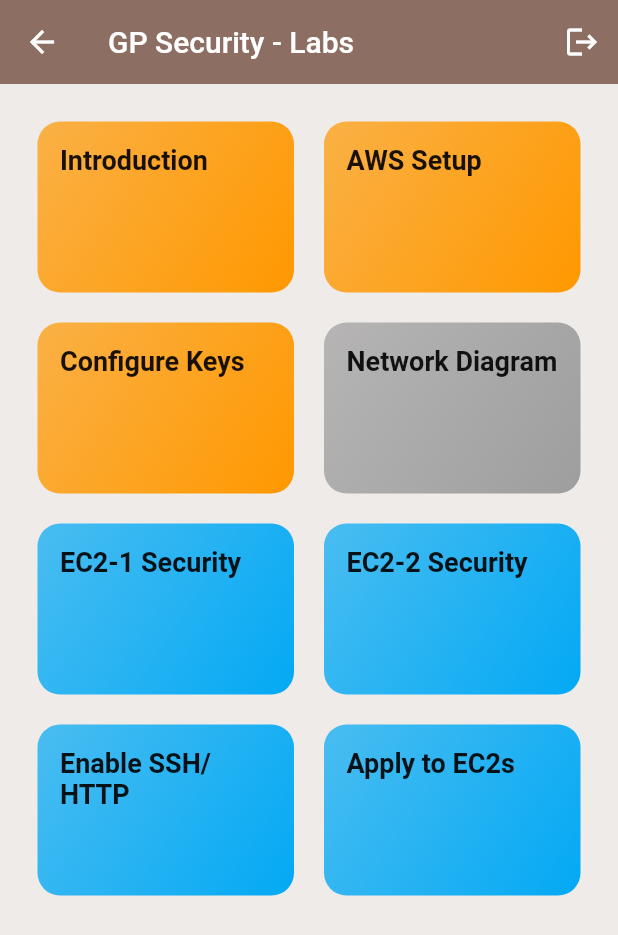
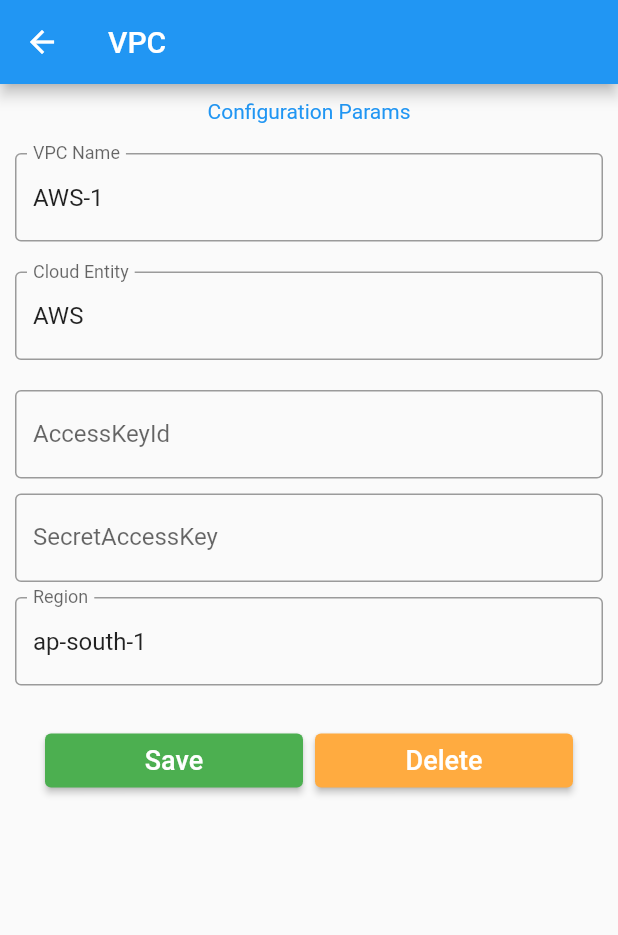
Before and after one commit to aseemsethi/gp_ent, a Flutter app: the Labs screen opened by its route, after a tap on "Configure Keys", on a phone screen of 412 x 824 dp. Shown: the top 935 px of the screen. Run offline on Flutter 3.47's test engine with Material 2 defaults, Android fonts, the phone set to English and light mode, and no system bars; our stand-ins replace cloud_firestore, firebase_auth, firebase_core, flutter_spinkit, sqflite; accounts and stored records are empty.

Commit message:
added sqldb and aws cfg screen

```diff
--- a/lib/data/labsData.dart
+++ b/lib/data/labsData.dart
@@ -13,7 +13,7 @@
     color: Colors.orange,
   ),
   LabsModel(
-    id: 'Configure Keys',
+    id: 'cfgkeys',
     title: 'Configure Keys',
     color: Colors.orange,
   ),
--- /dev/null
+++ b/lib/labs/addVpc.dart
@@ -0,0 +1,229 @@
+import 'dart:io' show Platform;
+import 'dart:async';
+import 'package:flutter/material.dart';
+import '../models/vpcModel.dart';
+//import 'package:flutter_local_notifications/flutter_local_notifications.dart';
+//import 'package:provider/provider.dart';
+import '../shared/dbHelper.dart';
+
+class CfgKeys extends StatefulWidget {
+  @override
+  State<StatefulWidget> createState() {
+    return _CfgKeysState();
+  }
+}
+
+class _CfgKeysState extends State<CfgKeys> {
+  TextEditingController vpcName = TextEditingController(text: 'AWS-1');
+  TextEditingController cloudName = TextEditingController(text: 'AWS');
+  TextEditingController accessKeyId = TextEditingController(text: ''); //DRA
+  TextEditingController secretAccessKey = TextEditingController(text: ''); //DRA
+
+  TextEditingController region = TextEditingController(text: 'ap-south-1');
+
+  //late AppState currentAppState;
+  DatabaseHelper? dbHelper;
+
+  @override
+  Widget build(BuildContext context) {
+    //currentAppState = context.watch<AppState>();
+    //dbHelper = context.watch<DatabaseHelper>();
+    // final arguments = (ModalRoute.of(context)?.settings.arguments ??
+    //     <String, dynamic>{}) as Map;
+    // print(arguments['vpcName']);
+
+    // if (arguments['vpcName'] != "new") {
+    //   _fetchVpc(arguments['vpcName']);
+    // }
+
+    return Scaffold(
+      appBar: AppBar(
+        title: Text("VPC"),
+      ),
+      body: ListView(
+        children: <Widget>[
+          Container(
+              alignment: Alignment.center,
+              padding: const EdgeInsets.all(10),
+              child: const Text(
+                'Configuration Params',
+                style: TextStyle(
+                    color: Colors.blue,
+                    //fontWeight: FontWeight.w500,
+                    fontSize: 14),
+              )),
+          Container(
+            padding: const EdgeInsets.all(10),
+            child: TextField(
+              controller: vpcName,
+              decoration: const InputDecoration(
+                border: OutlineInputBorder(),
+                labelText: 'VPC Name',
+              ),
+            ),
+          ),
+          Container(
+            padding: const EdgeInsets.fromLTRB(10, 10, 10, 10),
+            child: TextField(
+              obscureText: false,
+              controller: cloudName,
+              decoration: const InputDecoration(
+                border: OutlineInputBorder(),
+                labelText: 'Cloud Entity',
+              ),
+            ),
+          ),
+          Container(
+            padding: const EdgeInsets.fromLTRB(10, 10, 10, 0),
+            child: TextField(
+              controller: accessKeyId,
+              toolbarOptions: ToolbarOptions(
+                paste: true,
+                cut: true,
+                copy: true,
+                selectAll: true,
+              ),
+              readOnly: false,
+              focusNode: FocusNode(),
+              cursorColor: Colors.blue,
+              style: TextStyle(color: Colors.black),
+              keyboardType: TextInputType.text,
+              autocorrect: false,
+              autofocus: false,
+              enableInteractiveSelection: true,
+              decoration: const InputDecoration(
+                border: OutlineInputBorder(),
+                labelText: 'AccessKeyId',
+              ),
+            ),
+          ),
+          Container(
+            padding: const EdgeInsets.fromLTRB(10, 10, 10, 0),
+            child: TextField(
+              obscureText: true,
+              controller: secretAccessKey,
+              decoration: const InputDecoration(
+                border: OutlineInputBorder(),
+                labelText: 'SecretAccessKey',
+              ),
+            ),
+          ),
+          Container(
+            padding: const EdgeInsets.fromLTRB(10, 10, 10, 0),
+            child: TextField(
+              controller: region,
+              decoration: const InputDecoration(
+                border: OutlineInputBorder(),
+                labelText: 'Region',
+              ),
+            ),
+          ),
+          Container(
+              height: 100,
+              padding: const EdgeInsets.fromLTRB(30, 0, 30, 0),
+              child: Row(
+                  mainAxisAlignment: MainAxisAlignment.spaceAround,
+                  children: <Widget>[
+                    Expanded(
+                        child: ElevatedButton(
+                            onPressed: () {
+                              _update();
+                              //currentAppState.setReceivedText("modified");
+                              FocusManager.instance.primaryFocus?.unfocus();
+                              final snackBar = SnackBar(
+                                content: const Text('Network Saved'),
+                              );
+                              ScaffoldMessenger.of(context)
+                                  .showSnackBar(snackBar);
+                            },
+                            style: ElevatedButton.styleFrom(
+                              backgroundColor: Colors.green, // Background color
+                            ),
+                            child: Text(
+                              "Save",
+                              style:
+                                  TextStyle(color: Colors.white, fontSize: 18),
+                            ))),
+                    //const Spacer(flex: 1),
+                    SizedBox(width: 8),
+                    Expanded(
+                        child: ElevatedButton(
+                      onPressed: () {
+                        _fetchDBAll();
+                        final snackBar = SnackBar(
+                          content: const Text('Network Deleted'),
+                        );
+                        ScaffoldMessenger.of(context).showSnackBar(snackBar);
+                      },
+                      style: ElevatedButton.styleFrom(
+                        backgroundColor: Colors.orangeAccent,
+                      ),
+                      child: Text(
+                        "Delete",
+                        style: TextStyle(
+                            color: Colors.white,
+                            fontWeight: FontWeight.w500,
+                            fontSize: 18),
+                      ),
+                    )),
+                  ])),
+        ],
+      ),
+    );
+  }
+
+  //The _update is what we will use since it update an existing DB row.
+  void _update() async {
+    final dbHelper = DatabaseHelper.instance;
+    int id = 0;
+    final row = DBModel(
+        vpcName: vpcName.text,
+        cloudName: cloudName.text,
+        accessKeyId: accessKeyId.text,
+        secretAccessKey: secretAccessKey.text,
+        region: region.text);
+    id = await dbHelper.updateVpc(row);
+    final allRows = await dbHelper.queryAllRows();
+    allRows.forEach(print);
+  }
+
+  void _fetchDB() async {
+    final dbHelper = DatabaseHelper.instance;
+    final allRows = await dbHelper.queryAllRows();
+    allRows.forEach(print);
+  }
+
+  void _fetchDBAll() async {
+    print("_fetchDBAll");
+    final dbH = DatabaseHelper.instance;
+    var rows = await dbH.fetchDB();
+    print(
+      '''Access Key: ${rows[0].accessKeyId.toString()},
+      Secret: ${rows[0].secretAccessKey.toString()}''',
+    );
+  }
+
+  // void _fetchVpc(String name) async {
+  //   final dbHelper = DatabaseHelper.instance;
+  //   DBModel dbM = await dbHelper.getVpc(name);
+  //   vpcName.text = dbM.vpcName.toString();
+  //   cloudName.text = dbM.cloudName.toString();
+  //   accessKeyId.text = dbM.accessKeyId.toString();
+  //   secretAccessKey.text = dbM.secretAccessKey.toString();
+  //   region.text = dbM.region.toString();
+  // }
+
+  // void _insert() async {
+  //   final dbHelper = DatabaseHelper.instance;
+  //   int id = 0;
+  //   Map<String, dynamic> row = {'vpcName': 'GCP-1', "cloudName": 'GCP'};
+  //   id = await dbHelper.insertVpc(row);
+  //   if (id == 99) {
+  //     print('DB: insertion failure - primary key error');
+  //   } else {
+  //     print('DB: inserted row id: $id');
+  //   }
+  //   final allRows = await dbHelper.queryAllRows();
+  //   allRows.forEach(print);
+  // }
+}
--- a/lib/main.dart
+++ b/lib/main.dart
@@ -1,5 +1,6 @@
 import 'package:firebase_auth/firebase_auth.dart';
 import 'package:flutter/material.dart';
+import 'package:gp_ent/labs/addVpc.dart';
 import 'package:gp_ent/screens/wrapper_auth.dart';
 import 'package:gp_ent/screens/wrapper_home.dart';
 import './screens/qChapters.dart';
@@ -44,6 +45,7 @@
           '/labs': (ctx) => Labs(),
           '/network': (ctx) => Network(),
           '/intro': (ctx) => Intro(),
+          '/cfgkeys': (ctx) => CfgKeys(),
         },
       ),
     );
--- /dev/null
+++ b/lib/models/vpcModel.dart
@@ -0,0 +1,28 @@
+class DBModel {
+  //final int id;
+  final String vpcName;
+  final String cloudName;
+  final String accessKeyId;
+  final String secretAccessKey;
+  final String region;
+
+  DBModel(
+      {
+      //required this.id,
+      required this.vpcName,
+      required this.cloudName,
+      required this.accessKeyId,
+      required this.secretAccessKey,
+      required this.region});
+
+  Map<String, dynamic> toMap() {
+    return <String, dynamic>{
+      //"id": id,
+      "vpcName": vpcName,
+      "cloudName": cloudName,
+      "accessKeyId": accessKeyId,
+      "secretAccessKey": secretAccessKey,
+      "region": region,
+    };
+  }
+}
--- /dev/null
+++ b/lib/shared/dbHelper.dart
@@ -0,0 +1,152 @@
+import 'dart:io';
+
+import 'package:flutter/cupertino.dart';
+import 'package:path/path.dart';
+import 'package:sqflite/sqflite.dart';
+import 'package:path_provider/path_provider.dart';
+import '../models/vpcModel.dart';
+
+class DatabaseHelper {
+  // with ChangeNotifier {
+  static final _databaseName = "gpsecurity.db";
+  static final _databaseVersion = 1;
+  static final table = 'gptable';
+
+  String? path;
+  // make this a singleton class
+  DatabaseHelper._privateConstructor();
+  static final DatabaseHelper instance = DatabaseHelper._privateConstructor();
+
+  // only have a single app-wide reference to the database
+  static Database? _database = null;
+  Future<Database?> get database async {
+    if (_database != null) return _database;
+    // lazily instantiate the db the first time it is accessed
+    _database = await _initDatabase();
+    return _database;
+  }
+
+  // this opens the database (and creates it if it doesn't exist)
+  /*
+   On IOS: initDatabase: path to DB:/Users/aseemsethi/Library/Developer/
+   CoreSimulator/Devices/A19D7E26-FDF7-4017-9A0B-EB67356D2705/data/Containers/
+   Data/Application/F6284ACA-71F6-41B7-BD41-8A146C4AE805/Documents/gpsecurity.db
+
+   On Android: DB initDatabase: path to DB:/data/user/0/com.aseem.gp_ent/
+   app_flutter/gpsecurity.db
+   */
+  _initDatabase() async {
+    Directory documentsDirectory = await getApplicationDocumentsDirectory();
+    path = join(documentsDirectory.path, _databaseName);
+    print('DB initDatabase: path to DB:$path');
+    return await openDatabase(
+      path!,
+      version: _databaseVersion,
+      onCreate: _onCreate,
+      readOnly: false,
+    );
+  }
+
+  // SQL code to create the database table
+  //  DB initDatabase: path to DB:/data/user/0/com.example.my_app/app_flutter/seccomply.db
+  Future _onCreate(Database db, int version) async {
+    print('DB: onCreate called.....');
+    await db.execute('''
+          CREATE TABLE $table (
+            vpcName TEXT PRIMARY KEY,
+            cloudName TEXT,
+            accessKeyId TEXT,
+            secretAccessKey TEXT,
+            region TEXT
+          )
+          ''');
+  }
+
+  clean() async {
+    print('DB: dbhelper: removed DB');
+    await deleteDatabase(path!);
+  }
+
+  Future<int> insertVpc(Map<String, dynamic> row) async {
+    Database? db = await instance.database;
+    int ret = 0;
+    try {
+      ret = await db!.insert(table, row);
+    } on DatabaseException catch (e) {
+      print("DB: Exception $e");
+      if (e.toString().contains('1555')) {
+        print("DB: Primary key error");
+        return 99;
+      }
+    }
+    return ret;
+  }
+
+  // UPDATE - SET city = 'Toronto', state = 'ON' WHERE employeeid = 4;
+  Future<int> updateVpc(DBModel item) async {
+    int ret = 0;
+    Database? db = await instance.database;
+    return db!.insert(
+      table,
+      item.toMap(),
+      conflictAlgorithm: ConflictAlgorithm.replace,
+    );
+  }
+
+  Future<List<DBModel>> fetchDB() async {
+    //returns the DB as a list (array)
+    Database? db = await instance.database;
+    final maps = await db!
+        .query(table); //query all the rows in a table as an array of maps
+
+    return List.generate(maps.length, (i) {
+      return DBModel(
+        vpcName: maps[i]['vpcName'].toString(),
+        cloudName: maps[i]['cloudName'].toString(),
+        accessKeyId: maps[i]['accessKeyId'].toString(),
+        secretAccessKey: maps[i]['secretAccessKey'].toString(),
+        region: maps[i]['region'].toString(),
+      );
+    });
+  }
+
+  Future<DBModel> getVpc(String name) async {
+    //returns the DB as a list (array)
+    Database? db = await instance.database;
+    final maps = await db!
+        .query(table); //query all the rows in a table as an array of maps
+
+    for (var i = 0; i < maps.length; i++) {
+      if (maps[i]['vpcName'].toString().contains(name)) {
+        return DBModel(
+          vpcName: maps[i]['vpcName'].toString(),
+          cloudName: maps[i]['cloudName'].toString(),
+          accessKeyId: maps[i]['accessKeyId'].toString(),
+          secretAccessKey: maps[i]['secretAccessKey'].toString(),
+          region: maps[i]['region'].toString(),
+        );
+      }
+    }
+    return DBModel(
+        vpcName: "",
+        cloudName: "",
+        accessKeyId: "",
+        secretAccessKey: "",
+        region: "");
+  }
+
+  // All of the rows are returned as a list of maps, where each map is
+  // a key-value list of columns.
+  Future<List<Map<String, dynamic>>> queryAllRows() async {
+    Database? db = await instance.database;
+    return await db!.query(table);
+  }
+
+  // All of the methods (insert, query, update, delete) can also be done using
+  // raw SQL commands. This method uses a raw query to give the row count.
+  Future<int?> queryRowCount() async {
+    Database? db = await instance.database;
+    return Sqflite.firstIntValue(
+        await db!.rawQuery('SELECT COUNT(*) FROM $table'));
+  }
+}
--- a/pubspec.yaml
+++ b/pubspec.yaml
@@ -40,6 +40,9 @@
   firebase_core: ^2.15.0
   flutter_spinkit: ^5.2.0
   cloud_firestore: ^4.8.3
+  path_provider: ^2.1.0
+  sqflite:
+  #path:
 
 dev_dependencies:
   flutter_test:
```
Also changed, not shown: lib/labs/intro.dart (+18 -6 lines), pubspec.lock, 3 other files.
